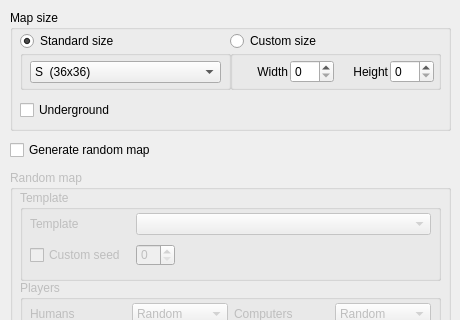
This is mapeditor/windownewmap.ui in vcmi/vcmi as Qt 5 draws it before an edit; both pictures show x 0 to 460 and y 0 to 320 of the 460 by 573 pixel window. The edited form follows.
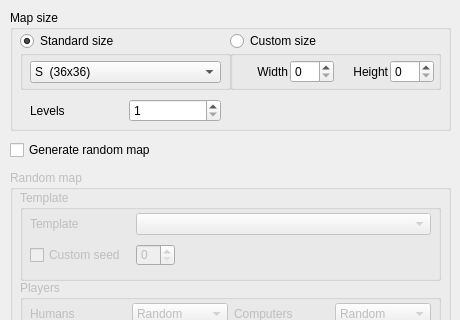
This is the edited form.

Commit message: map editor multi level support

The edit to the form file:
```diff
--- a/mapeditor/windownewmap.ui
+++ b/mapeditor/windownewmap.ui
@@ -270,24 +270,40 @@
      </item>
     </layout>
    </widget>
-   <widget class="QCheckBox" name="twoLevelCheck">
+   <widget class="QWidget" name="horizontalLayoutWidget_3">
     <property name="geometry">
      <rect>
-      <x>10</x>
-      <y>90</y>
-      <width>277</width>
-      <height>20</height>
+      <x>20</x>
+      <y>86</y>
+      <width>191</width>
+      <height>29</height>
      </rect>
     </property>
-    <property name="minimumSize">
-     <size>
-      <width>96</width>
-      <height>0</height>
-     </size>
-    </property>
-    <property name="text">
-     <string>Underground</string>
-    </property>
+    <layout class="QHBoxLayout" name="horizontalLayout_4">
+     <item>
+      <widget class="QLabel" name="label_8">
+       <property name="text">
+        <string>Levels</string>
+       </property>
+      </widget>
+     </item>
+     <item>
+      <widget class="QSpinBox" name="spinBoxLevels">
+       <property name="specialValueText">
+        <string/>
+       </property>
+       <property name="suffix">
+        <string/>
+       </property>
+       <property name="prefix">
+        <string/>
+       </property>
+       <property name="minimum">
+        <number>1</number>
+       </property>
+      </widget>
+     </item>
+    </layout>
    </widget>
   </widget>
   <widget class="QGroupBox" name="randomOptions">
```
The commit also changes 6 other files.
